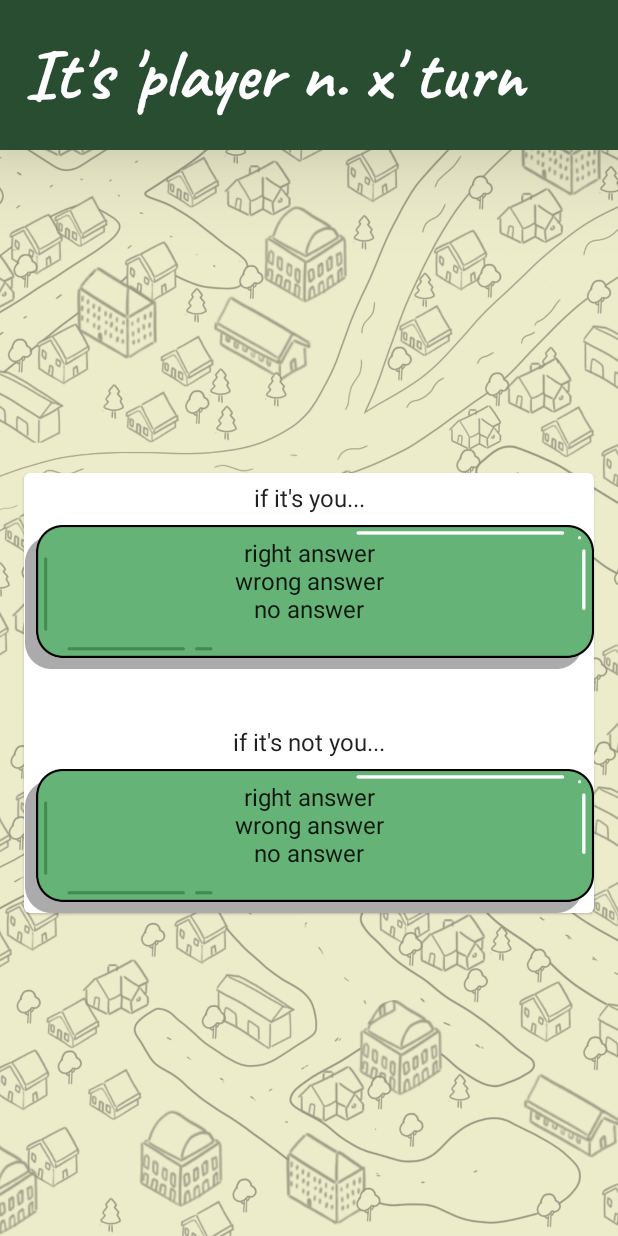
After one commit to chettilaura/Green-House-Builder, an Android app built with Jetpack Compose: the composable WaitingQuizScreen shown on its own in the app's theme, on a phone screen of 412 x 824 dp. The commit adds this screen. Run offline under Robolectric (Android 15) with nearby library versions, the phone set to English and light mode, and no system bars; our stand-ins replace Firebase (no records; nobody signed in at launch, a user with empty details on screens opened directly); 1 statement that could not run was skipped.

Commit message:
Aggiunta Schermata di attesa quiz, correct e wrong answer

```diff
--- a/gioco/app/build.gradle
+++ b/gioco/app/build.gradle
@@ -81,4 +81,6 @@ dependencies {
     implementation "androidx.compose.material:material-icons-extended:1.4.2"
 
     implementation("androidx.navigation:navigation-compose:2.5.3")
+    implementation "io.coil-kt:coil-compose:2.1.0"
+    implementation "io.coil-kt:coil-gif:2.1.0"
 }
--- /dev/null
+++ b/gioco/app/src/main/java/it/polito/did/gruppo8/screens/NewScreens/WaitingQuizScreen.kt
@@ -0,0 +1,233 @@
+package it.polito.did.gruppo8.screens.NewScreens
+
+import androidx.compose.animation.core.RepeatMode
+import androidx.compose.animation.core.infiniteRepeatable
+import androidx.compose.animation.core.keyframes
+import androidx.compose.foundation.Image
+import androidx.compose.foundation.background
+import androidx.compose.foundation.layout.Arrangement
+import androidx.compose.foundation.layout.Box
+import androidx.compose.foundation.layout.Column
+import androidx.compose.foundation.layout.Row
+import androidx.compose.foundation.layout.Spacer
+import androidx.compose.foundation.layout.fillMaxHeight
+import androidx.compose.foundation.layout.fillMaxSize
+import androidx.compose.foundation.layout.padding
+import androidx.compose.foundation.layout.size
+import androidx.compose.foundation.shape.CircleShape
+import androidx.compose.runtime.Composable
+import androidx.compose.runtime.LaunchedEffect
+import androidx.compose.runtime.getValue
+import androidx.compose.runtime.mutableStateOf
+import androidx.compose.runtime.remember
+import androidx.compose.runtime.setValue
+import androidx.compose.ui.Alignment
+import androidx.compose.ui.Modifier
+import androidx.compose.ui.graphics.Color
+import androidx.compose.ui.graphics.graphicsLayer
+import androidx.compose.ui.layout.ContentScale
+import androidx.compose.ui.res.colorResource
+import androidx.compose.ui.res.painterResource
+import androidx.compose.ui.tooling.preview.Preview
+import androidx.compose.ui.unit.Dp
+import androidx.compose.ui.unit.dp
+import it.polito.did.gruppo8.R
+import it.polito.did.gruppo8.util.myComposable.*
+import it.polito.did.gruppo8.ui.theme.GameSkeletonTheme
+import androidx.compose.animation.core.*
+import androidx.compose.foundation.clickable
+import androidx.compose.foundation.layout.fillMaxWidth
+import androidx.compose.foundation.layout.height
+import androidx.compose.material.Card
+import androidx.compose.material.MaterialTheme
+import androidx.compose.material.Text
+import androidx.compose.material.TopAppBar
+import androidx.compose.ui.platform.LocalDensity
+import it.polito.did.gruppo8.GameViewModel
+import it.polito.did.gruppo8.Navigator
+import it.polito.did.gruppo8.ScreenName
+import it.polito.did.gruppo8.screens.caveatBold
+import kotlinx.coroutines.delay
+
+
+@Composable
+fun WaitingQuizScreen(modifier: Modifier = Modifier) {
+
+    Box(modifier = Modifier.fillMaxSize(1f)){
+        Image(
+            painter = painterResource(R.drawable.bg),
+            contentDescription = "Background image",
+            modifier = Modifier.fillMaxSize(),
+            contentScale = ContentScale.FillHeight
+        )
+        Column() {
+
+            QuizTopBar(
+                title = "It's 'player n. x' turn",
+                colorId = colorResource(id = R.color.cal_poly_green)
+            )
+            //TODO: passare il numero / nickname del giocatore alla QuizTopBar, modificata perchè non presente bottone di back ma comunque
+            // possibile metterla in util.MyComposable
+
+            Column (
+                modifier = Modifier
+                    .fillMaxSize()
+                    .padding(8.dp),
+                verticalArrangement = Arrangement.Center,
+                horizontalAlignment = Alignment.CenterHorizontally
+            ) {
+
+                Column(
+                    modifier = Modifier
+                        .fillMaxSize()
+                        .padding(8.dp),
+                    verticalArrangement = Arrangement.Center,
+                    horizontalAlignment = Alignment.CenterHorizontally
+                ) {
+                    // TODO: mettere animazione loading
+
+                    Card(){
+
+                        Column() {
+                            Row(modifier = Modifier
+                                .fillMaxWidth()
+                                .padding(8.dp),
+                                horizontalArrangement = Arrangement.Center,
+                                verticalAlignment = Alignment.CenterVertically) {
+                                Text(text = "if it's you...")
+                            }
+
+                            Box(modifier = Modifier) {
+                                Image(painter = painterResource(id = R.drawable.empty_button)
+                                    ,contentDescription = "infoField" )
+                                Column(modifier = Modifier.padding(10.dp).fillMaxWidth(),
+                                verticalArrangement = Arrangement.Center,
+                                horizontalAlignment = Alignment.CenterHorizontally) {
+                                    Text(text = "right answer")
+                                    Text(text = "wrong answer")
+                                    Text(text = "no answer")
+                                }
+                            }
+
+                            Spacer(modifier = Modifier.size(32.dp))
+
+                            Row(modifier = Modifier
+                                .fillMaxWidth()
+                                .padding(8.dp),
+                                horizontalArrangement = Arrangement.Center,
+                                verticalAlignment = Alignment.CenterVertically) {
+                                Text(text = "if it's not you...")
+                            }
+
+                            Box(modifier = Modifier) {
+                                Image(painter = painterResource(id = R.drawable.empty_button)
+                                    ,contentDescription = "infoField" )
+                                Column(modifier = Modifier.padding(10.dp).fillMaxWidth(),
+                                    verticalArrangement = Arrangement.Center,
+                                    horizontalAlignment = Alignment.CenterHorizontally) {
+                                    Text(text = "right answer")
+                                    Text(text = "wrong answer")
+                                    Text(text = "no answer")
+                                }
+                            }
+
+                        }
+
+
+                    }
+                }
+
+
+            }
+        }
+      }
+    }
+
+
+/* LOADING ---------------------------------------------------- */
+
+// Valutare se ha senso generalizzare e spostare questo composable nel package util.myComposable
+// -Mattia
+//@Composable
+//fun LoadingAnimation(
+//    modifier: Modifier = Modifier,
+//    circleSize: Dp = 25.dp,
+//    circleColor: Color = Color(0xFF599C68),
+//    spaceBetween: Dp = 10.dp,
+//    travelDistance: Dp = 20.dp
+//) {
+//    val circles = listOf(
+//        remember { Animatable(initialValue = 0f) },
+//        remember { Animatable(initialValue = 0f) },
+//        remember { Animatable(initialValue = 0f) }
+//    )
+//
+//    circles.forEachIndexed { index, animatable ->
+//        LaunchedEffect(key1 = animatable) {
+//            delay(index * 100L)
+//            animatable.animateTo(
+//                targetValue = 1f,
+//                animationSpec = infiniteRepeatable(
+//                    animation = keyframes {
+//                        durationMillis = 1200
+//                        0.0f at 0 with LinearOutSlowInEasing
+//                        1.0f at 300 with LinearOutSlowInEasing
+//                        0.0f at 600 with LinearOutSlowInEasing
+//                        0.0f at 1200 with LinearOutSlowInEasing
+//                    },
+//                    repeatMode = RepeatMode.Restart
+//                )
+//            )
+//        }
+//    }
+//
+//    val circleValues = circles.map { it.value }
+//    val distance = with(LocalDensity.current) { travelDistance.toPx() }
+//
+//    Row(
+//        modifier = modifier,
+//        horizontalArrangement = Arrangement.spacedBy(spaceBetween)
+//    ) {
+//        circleValues.forEach { value ->
+//            Box(
+//                modifier = Modifier
+//                    .size(circleSize)
+//                    .graphicsLayer {
+//                        translationY = -value * distance
+//                    }
+//                    .background(
+//                        color = circleColor,
+//                        shape = CircleShape
+//                    )
+//            )
+//        }
+//    }
+//
+//}
+
+@Composable
+fun QuizTopBar(title: String, colorId: Color) {
+    TopAppBar (
+        modifier = Modifier.height(100.dp),
+        title = {
+            Text(title,
+                fontFamily = caveatBold,
+                color = Color.White,
+                style = MaterialTheme.typography.h3)
+        },
+        backgroundColor = colorId,
+        elevation = 40.dp
+    )
+}
+
+
+/* PREVIEW ---------------------------------------------------- */
+
+@Preview(showBackground = true, showSystemUi = true)
+@Composable
+fun PreviewWaitingQuizScreen(modifier: Modifier = Modifier) {
+    //val vm = GameViewModel()
+    GameSkeletonTheme {
+        WaitingQuizScreen()
+    }
+}
--- a/gioco/app/src/main/java/it/polito/did/gruppo8/ui/theme/Color.kt
+++ b/gioco/app/src/main/java/it/polito/did/gruppo8/ui/theme/Color.kt
@@ -7,3 +7,4 @@ val Purple500 = Color(0xFF6200EE)
 val Purple700 = Color(0xFF3700B3)
 val Teal200 = Color(0xFF03DAC5)
 val DarkGreen = Color(0xFF294D31)
+val LightGreen = Color(0xFF43C366)
```
Also changed, not shown: gioco/app/src/main/java/it/polito/did/gruppo8/screens/NewScreens/CorrectAnswerScreen.kt (added, +159 -0 lines), gioco/app/src/main/java/it/polito/did/gruppo8/screens/NewScreens/WrongAnswerScreen.kt (added, +159 -0 lines), gioco/app/src/main/res/drawable/correct.gif (added), gioco/app/src/main/res/drawable/wrong.gif (added).
